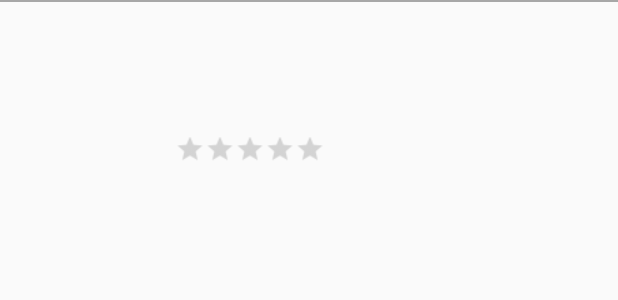
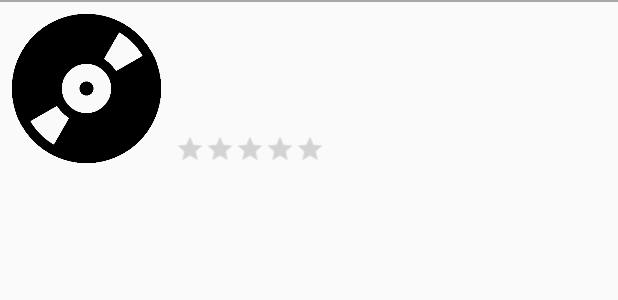
Before and after one commit to erboland12/Record-It, an Android app: the layout record_item.xml on its own in the app's theme, with its tools: preview values and no code run, on a phone screen of 412 x 824 dp. Shown: the top 300 px of the screen. Run offline under Robolectric (Android 15) with nearby library versions, the phone set to English and light mode, and no system bars.

Commit message:
Added border to record fragment image view

```diff
--- a/app/src/main/java/com/example/recordratings/credentials/ProfileActivity.java
+++ b/app/src/main/java/com/example/recordratings/credentials/ProfileActivity.java
@@ -257,7 +257,10 @@ public class ProfileActivity extends AppCompatActivity {
             }
         }else{
             for(int i = 0; i < menu.size(); i++) {
-                if (!mAuth.getCurrentUser().getUid().equals(uid)) {
+                if(mAuth.getCurrentUser() == null){
+                    menu.getItem(i).setVisible(false);
+                }
+                else if(!mAuth.getCurrentUser().getUid().equals(uid)){
                     menu.getItem(i).setVisible(false);
                 }
             }
--- a/app/src/main/java/com/example/recordratings/records/RecordPageFragment.java
+++ b/app/src/main/java/com/example/recordratings/records/RecordPageFragment.java
@@ -449,6 +449,10 @@ public class RecordPageFragment extends Fragment {
         Uri uri = Uri.parse(photoStringTemp);
         Picasso.get().load(uri).fit().centerCrop().into(photo);
 
+        if(!photoStringTemp.equals("https://firebasestorage.googleapis.com/v0/b/record-ratings.appspot.com/o/content%3A%2Fcom.android.providers.downloads.documents%2Fdocument%2F2695?alt=media&token=d8740fa6-6385-4eb7-bc6c-8b6d9b78dc40")){
+            photo.setBackground(getResources().getDrawable(R.drawable.image_view_bg));
+        }
+
         description = view.findViewById(R.id.records_page_desc);
         description.setText(descTemp);
     }
--- a/app/src/main/res/layout/fragment_record_page.xml
+++ b/app/src/main/res/layout/fragment_record_page.xml
@@ -29,7 +29,7 @@
                 android:layout_width="275dp"
                 android:layout_height="275dp"
                 android:layout_gravity="center"
-                android:layout_marginTop="5pt"
+                android:layout_marginTop="10pt"
                 tools:srcCompat="@tools:sample/avatars" />
 
             <TextView
--- a/app/src/main/res/layout/record_item.xml
+++ b/app/src/main/res/layout/record_item.xml
@@ -25,13 +25,9 @@
             android:id="@+id/photo"
             android:layout_width="115dp"
             android:layout_height="115dp"
-            android:paddingTop="10dp"
-            android:paddingBottom="10dp"
-            app:layout_constraintBottom_toBottomOf="parent"
-            app:layout_constraintEnd_toEndOf="parent"
-            app:layout_constraintHorizontal_bias="0.0"
-            app:layout_constraintStart_toStartOf="parent"
-            app:layout_constraintTop_toTopOf="parent" />
+            android:paddingTop="8dp"
+            android:paddingBottom="8dp"
+            android:src="@drawable/record"/>
 
         <LinearLayout
             android:layout_width="match_parent"
```
Also changed, not shown: app/src/main/res/drawable/image_view_bg.xml (added, +7 -0 lines).
